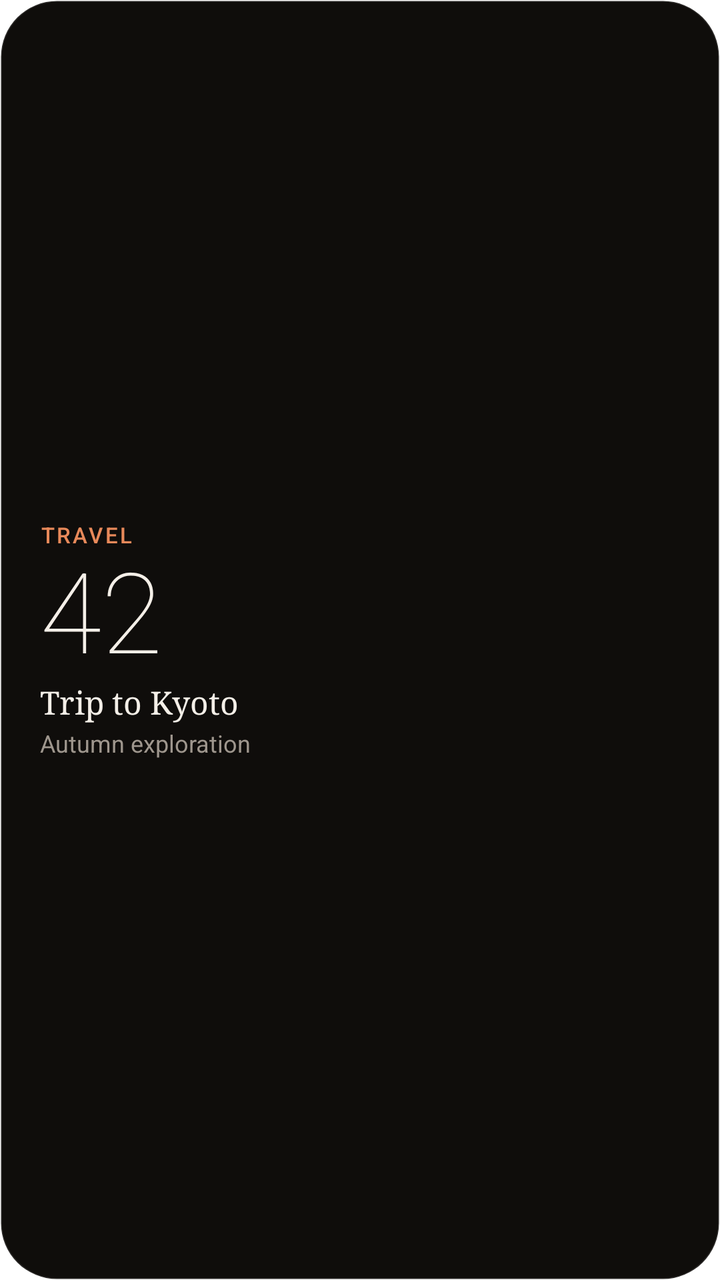
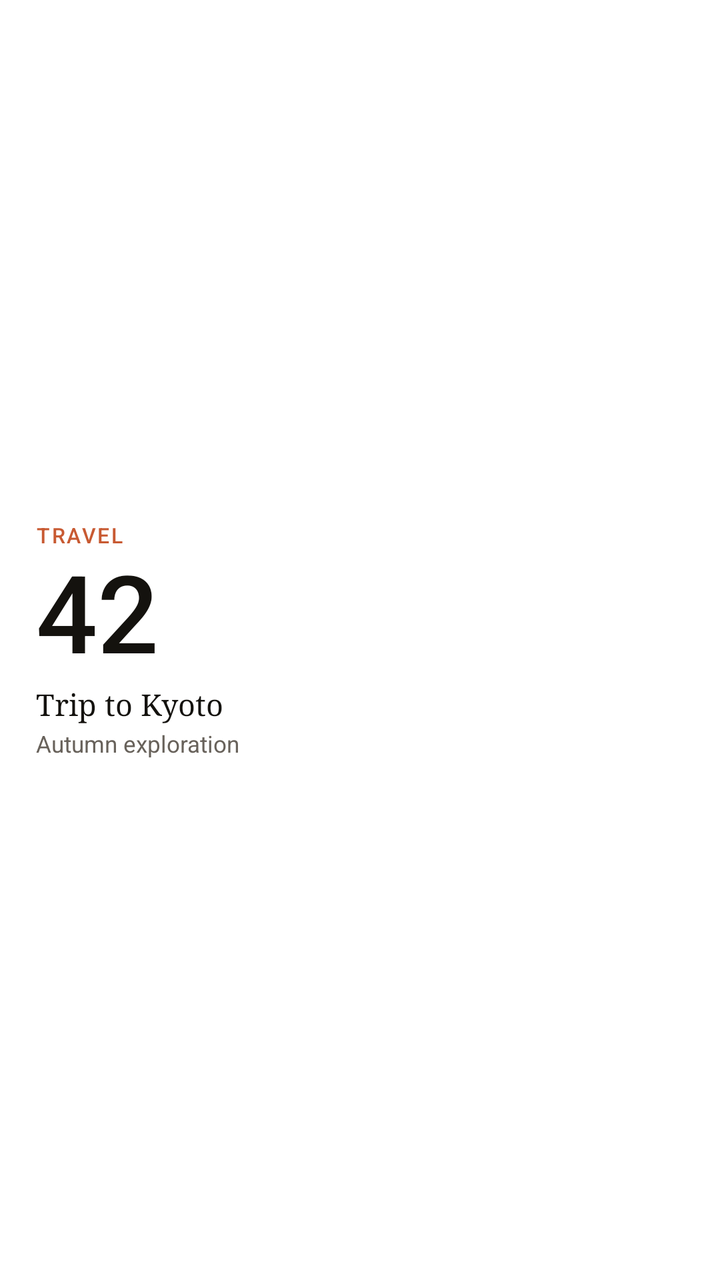

Before-and-after screenshots of an Android layout around one commit, followed by the original layout XML and the change that was made.
<!-- AndroidManifest.xml: fallback theme Theme.MaterialComponents.DayNight.NoActionBar -->
<!-- res/layout/widget_next_hero.xml -->
<?xml version="1.0" encoding="utf-8"?>
<RelativeLayout xmlns:android="http://schemas.android.com/apk/res/android"
    android:id="@+id/widget_root"
    android:layout_width="match_parent"
    android:layout_height="match_parent"
    android:padding="20dp"
    android:background="@drawable/widget_background_dark">

    <LinearLayout
        android:id="@+id/moment_text_group"
        android:layout_width="wrap_content"
        android:layout_height="wrap_content"
        android:layout_alignParentStart="true"
        android:layout_centerVertical="true"
        android:orientation="vertical">

        
        <TextView
            android:id="@+id/moment_category"
            android:layout_width="wrap_content"
            android:layout_height="wrap_content"
            android:text="TRAVEL"
            android:textSize="11sp"
            android:fontFamily="sans-serif-medium"
            android:textColor="#E8895A"
            android:letterSpacing="0.1" />

        
        <TextView
            android:id="@+id/moment_days"
            android:layout_width="wrap_content"
            android:layout_height="wrap_content"
            android:text="42"
            android:textSize="56sp"
            android:fontFamily="sans-serif-thin"
            android:textColor="#F4EFE8"
            android:includeFontPadding="false" />

        
        <TextView
            android:id="@+id/moment_title"
            android:layout_width="wrap_content"
            android:layout_height="wrap_content"
            android:text="Trip to Kyoto"
            android:textSize="16sp"
            android:fontFamily="serif"
            android:textColor="#F4EFE8"
            android:maxLines="1"
            android:ellipsize="end" />

        
        <TextView
            android:id="@+id/moment_subtitle"
            android:layout_width="wrap_content"
            android:layout_height="wrap_content"
            android:text="Autumn exploration"
            android:textSize="12sp"
            android:textColor="#9E968D"
            android:layout_marginTop="2dp" />
    </LinearLayout>

    
    <ImageView
        android:id="@+id/moment_progress_ring"
        android:layout_width="84dp"
        android:layout_height="84dp"
        android:layout_alignParentEnd="true"
        android:layout_centerVertical="true"
        android:scaleType="fitCenter" />
</RelativeLayout>
<!-- resources referenced by this layout -->
<resources>
  <!-- drawable widget_background_dark (drawable) -->
  <?xml version="1.0" encoding="utf-8"?>
  <shape xmlns:android="http://schemas.android.com/apk/res/android"
      android:shape="rectangle">
      <solid android:color="#0F0D0B" />
      <corners android:radius="28dp" />
      <stroke android:width="1dp" android:color="#1FFFFFFF" />
  </shape>
</resources>

<!-- the commit's change to res/layout/widget_next_hero.xml (unified diff, before → after) -->
@@ -1,70 +1,84 @@
 <?xml version="1.0" encoding="utf-8"?>
-<RelativeLayout xmlns:android="http://schemas.android.com/apk/res/android"
+<FrameLayout xmlns:android="http://schemas.android.com/apk/res/android"
     android:id="@+id/widget_root"
     android:layout_width="match_parent"
-    android:layout_height="match_parent"
-    android:padding="20dp"
-    android:background="@drawable/widget_background_dark">
+    android:layout_height="match_parent">
 
-    <LinearLayout
-        android:id="@+id/moment_text_group"
-        android:layout_width="wrap_content"
-        android:layout_height="wrap_content"
-        android:layout_alignParentStart="true"
-        android:layout_centerVertical="true"
-        android:orientation="vertical">
+    <ImageView
+        android:id="@+id/widget_bg"
+        android:layout_width="match_parent"
+        android:layout_height="match_parent"
+        android:scaleType="fitXY" />
+
+    <RelativeLayout
+        android:layout_width="match_parent"
+        android:layout_height="match_parent"
+        android:padding="18dp"
+        android:gravity="center_vertical">
+
+        <LinearLayout
+            android:id="@+id/moment_text_group"
+            android:layout_width="wrap_content"
+            android:layout_height="wrap_content"
+            android:layout_alignParentStart="true"
+            android:layout_centerVertical="true"
+            android:orientation="vertical">
+
+            
+            <TextView
+                android:id="@+id/moment_category"
+                android:layout_width="wrap_content"
+                android:layout_height="wrap_content"
+                android:text="TRAVEL"
+                android:textSize="10.5sp"
+                android:fontFamily="sans-serif-medium"
+                android:textColor="#C85A32"
+                android:letterSpacing="0.08" />
+
+            
+            <TextView
+                android:id="@+id/moment_days"
+                android:layout_width="wrap_content"
+                android:layout_height="wrap_content"
+                android:text="42"
+                android:textSize="54sp"
+                android:fontFamily="sans-serif-medium"
+                android:textColor="#14120E"
+                android:includeFontPadding="false"
+                android:layout_marginTop="2dp" />
+
+            
+            <TextView
+                android:id="@+id/moment_title"
+                android:layout_width="wrap_content"
+                android:layout_height="wrap_content"
+                android:text="Trip to Kyoto"
+                android:textSize="15sp"
+                android:fontFamily="serif"
+                android:textColor="#14120E"
+                android:maxLines="1"
+                android:ellipsize="end"
+                android:layout_marginTop="2dp" />
+
+            
+            <TextView
+                android:id="@+id/moment_subtitle"
+                android:layout_width="wrap_content"
+                android:layout_height="wrap_content"
+                android:text="Autumn exploration"
+                android:textSize="11.5sp"
+                android:fontFamily="sans-serif"
+                android:textColor="#68625B"
+                android:layout_marginTop="2dp" />
+        </LinearLayout>
 
         
-        <TextView
-            android:id="@+id/moment_category"
-            android:layout_width="wrap_content"
-            android:layout_height="wrap_content"
-            android:text="TRAVEL"
-            android:textSize="11sp"
-            android:fontFamily="sans-serif-medium"
-            android:textColor="#E8895A"
-            android:letterSpacing="0.1" />
-
-        
-        <TextView
-            android:id="@+id/moment_days"
-            android:layout_width="wrap_content"
-            android:layout_height="wrap_content"
-            android:text="42"
-            android:textSize="56sp"
-            android:fontFamily="sans-serif-thin"
-            android:textColor="#F4EFE8"
-            android:includeFontPadding="false" />
-
-        
-        <TextView
-            android:id="@+id/moment_title"
-            android:layout_width="wrap_content"
-            android:layout_height="wrap_content"
-            android:text="Trip to Kyoto"
-            android:textSize="16sp"
-            android:fontFamily="serif"
-            android:textColor="#F4EFE8"
-            android:maxLines="1"
-            android:ellipsize="end" />
-
-        
-        <TextView
-            android:id="@+id/moment_subtitle"
-            android:layout_width="wrap_content"
-            android:layout_height="wrap_content"
-            android:text="Autumn exploration"
-            android:textSize="12sp"
-            android:textColor="#9E968D"
-            android:layout_marginTop="2dp" />
-    </LinearLayout>
-
-    
-    <ImageView
-        android:id="@+id/moment_progress_ring"
-        android:layout_width="84dp"
-        android:layout_height="84dp"
-        android:layout_alignParentEnd="true"
-        android:layout_centerVertical="true"
-        android:scaleType="fitCenter" />
-</RelativeLayout>
+        <ImageView
+            android:id="@+id/moment_progress_ring"
+            android:layout_width="80dp"
+            android:layout_height="80dp"
+            android:layout_alignParentEnd="true"
+            android:layout_centerVertical="true"
+            android:scaleType="fitCenter" />
+    </RelativeLayout>
+</FrameLayout>
<!-- resource entries referenced after the edit -->
@@ -1,12 +1,5 @@
 <!-- resources referenced by this layout -->
 <resources>
-  <!-- drawable widget_background_dark (drawable) -->
-  <?xml version="1.0" encoding="utf-8"?>
-  <shape xmlns:android="http://schemas.android.com/apk/res/android"
-      android:shape="rectangle">
-      <solid android:color="#0F0D0B" />
-      <corners android:radius="28dp" />
-      <stroke android:width="1dp" android:color="#1FFFFFFF" />
-  </shape>
+
 </resources>
 
